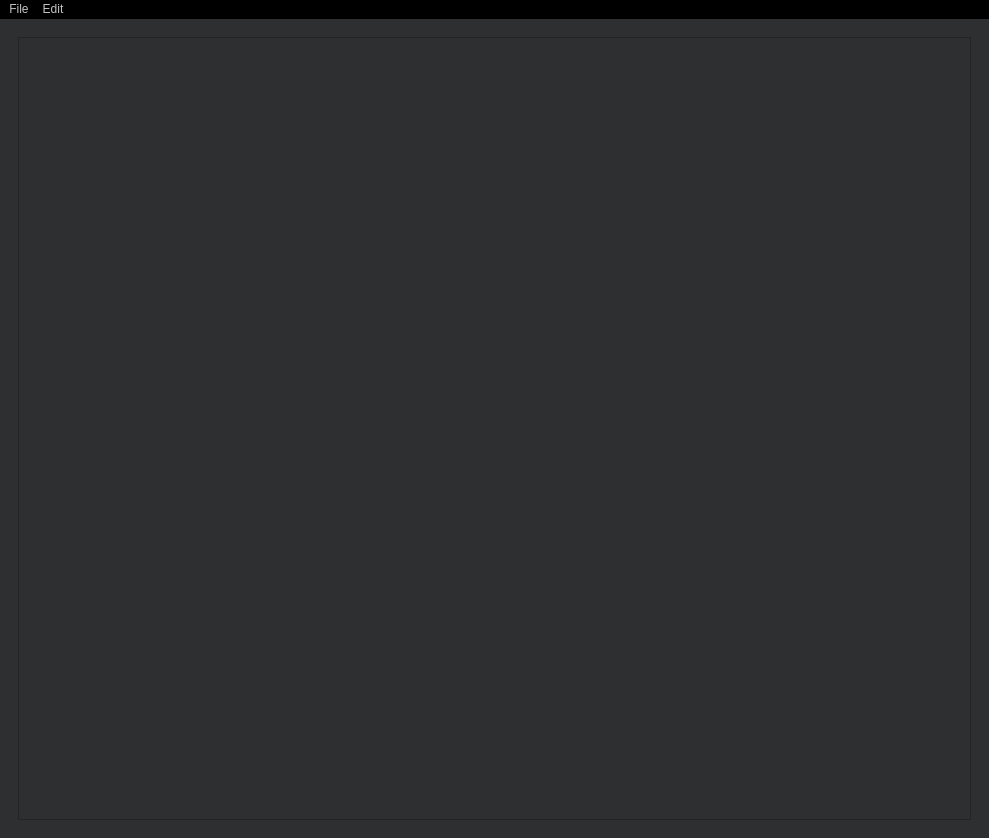
First picture: the form in src/mainwindow.ui, repository ShehabAhmed-Gui/Editora, before the edit.
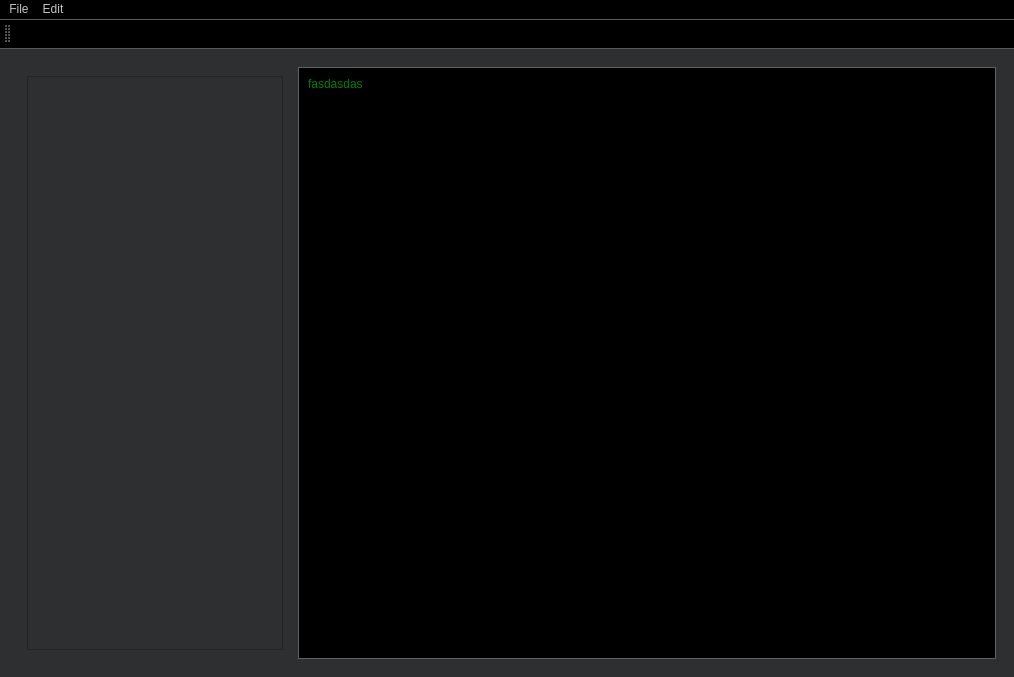
Second picture: the form after the edit. Icons and pictures are not drawn.

The edit to the form file:
```diff
--- a/src/mainwindow.ui
+++ b/src/mainwindow.ui
@@ -6,8 +6,8 @@
    <rect>
     <x>0</x>
     <y>0</y>
-    <width>989</width>
-    <height>838</height>
+    <width>1014</width>
+    <height>677</height>
    </rect>
   </property>
   <property name="windowTitle">
@@ -50,15 +50,64 @@
 QMenu::item:selected
 {
 	background-color: rgb(0, 66, 99);
+}
+
+QToolBar
+{
+	background-color: black;
 }</string>
   </property>
   <widget class="QWidget" name="centralwidget">
    <layout class="QHBoxLayout" name="horizontalLayout">
     <item>
      <widget class="QWidget" name="Body" native="true">
+      <property name="styleSheet">
+       <string notr="true">QPlainTextEdit
+{
+	color: green;
+	background: black;
+
+	selection-color: white;
+	selection-background-color: rgb(0, 66, 99);
+
+	border: 1px solid rgb(98, 98, 98);	
+	padding: 5px;
+	
+	font: 600 14pt &quot;Segoe UI&quot;;
+}
+QPlainTextEdit::focus
+{
+	border: 1px solid #003333;
+}
+
+#folder_tree
+{
+	background-color: rgb(74, 74, 74);
+}</string>
+      </property>
       <layout class="QHBoxLayout" name="horizontalLayout_2">
        <item>
-        <widget class="QPlainTextEdit" name="textEditor"/>
+        <widget class="QWidget" name="folder_tree_container" native="true">
+         <layout class="QVBoxLayout" name="verticalLayout">
+          <item>
+           <widget class="QTreeView" name="folder_tree_2">
+            <property name="sizePolicy">
+             <sizepolicy hsizetype="Preferred" vsizetype="Expanding">
+              <horstretch>0</horstretch>
+              <verstretch>0</verstretch>
+             </sizepolicy>
+            </property>
+           </widget>
+          </item>
+         </layout>
+        </widget>
+       </item>
+       <item>
+        <widget class="QPlainTextEdit" name="textEditor">
+         <property name="plainText">
+          <string>fasdasdas</string>
+         </property>
+        </widget>
        </item>
       </layout>
      </widget>
@@ -70,7 +119,7 @@
     <rect>
      <x>0</x>
      <y>0</y>
-     <width>989</width>
+     <width>1014</width>
      <height>25</height>
     </rect>
    </property>
@@ -115,6 +164,35 @@
    <addaction name="menuFile"/>
    <addaction name="menuEdit"/>
   </widget>
+  <widget class="QToolBar" name="toolBar">
+   <property name="sizePolicy">
+    <sizepolicy hsizetype="Expanding" vsizetype="Expanding">
+     <horstretch>0</horstretch>
+     <verstretch>0</verstretch>
+    </sizepolicy>
+   </property>
+   <property name="minimumSize">
+    <size>
+     <width>0</width>
+     <height>30</height>
+    </size>
+   </property>
+   <property name="maximumSize">
+    <size>
+     <width>16777215</width>
+     <height>16777215</height>
+    </size>
+   </property>
+   <property name="windowTitle">
+    <string>toolBar</string>
+   </property>
+   <attribute name="toolBarArea">
+    <enum>TopToolBarArea</enum>
+   </attribute>
+   <attribute name="toolBarBreak">
+    <bool>false</bool>
+   </attribute>
+  </widget>
   <action name="actionNew_Ctrl_N">
    <property name="icon">
     <iconset resource="resources.qrc">
```
Left out of the diff: 2 changed lines with no effect on the pictures.
